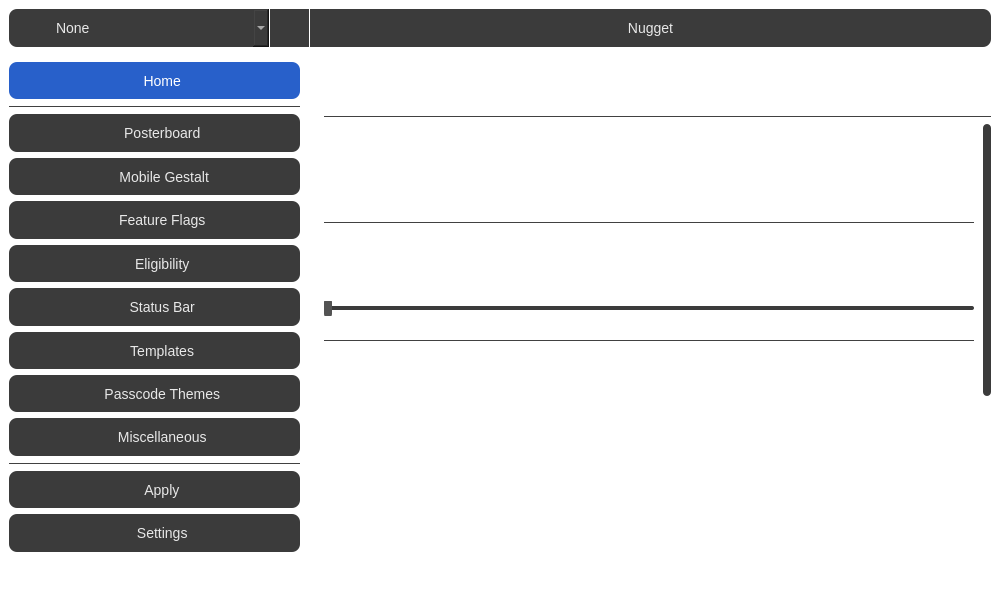
This is src/qt/mainwindow.ui in leminlimez/Nugget as Qt 5 draws it before an edit. The edited form follows.
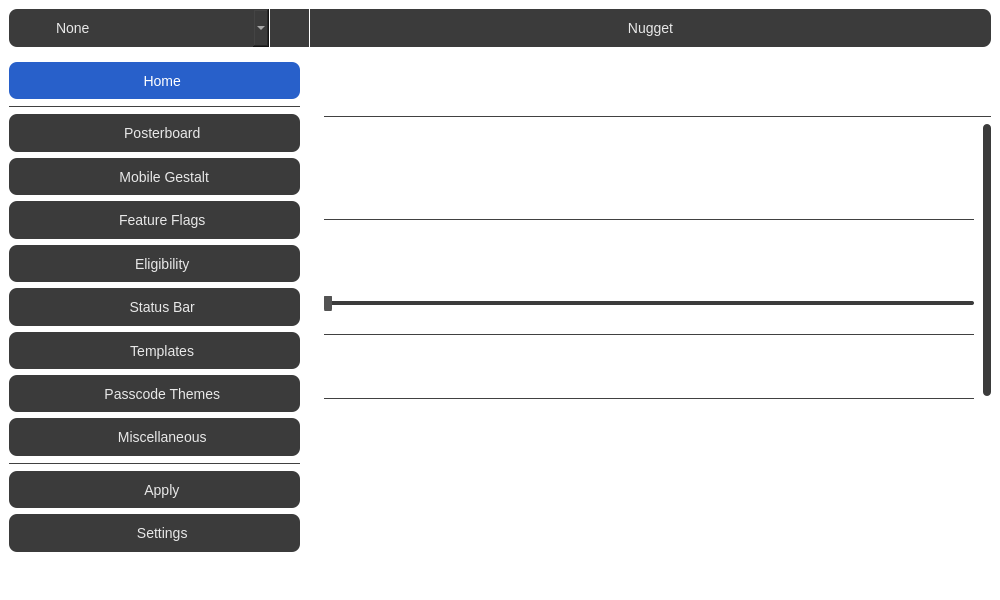
This is the edited form. The open tabs and pages were chosen to show the change. Icons and pictures are not drawn.

Commit message: add separator for watchOS compat

```diff
--- a/src/qt/mainwindow.ui
+++ b/src/qt/mainwindow.ui
@@ -6120,6 +6120,21 @@
                        </property>
                       </widget>
                      </item>
+                     <item>
+                      <widget class="Line" name="line_29">
+                       <property name="styleSheet">
+                        <string notr="true">QFrame {
+	color: #414141;
+}</string>
+                       </property>
+                       <property name="frameShadow">
+                        <enum>QFrame::Plain</enum>
+                       </property>
+                       <property name="orientation">
+                        <enum>Qt::Horizontal</enum>
+                       </property>
+                      </widget>
+                     </item>
                      <item>
                       <widget class="QWidget" name="airdropTimeLimitContent" native="true">
                        <property name="sizePolicy">
```
The commit also changes 1 other file.
